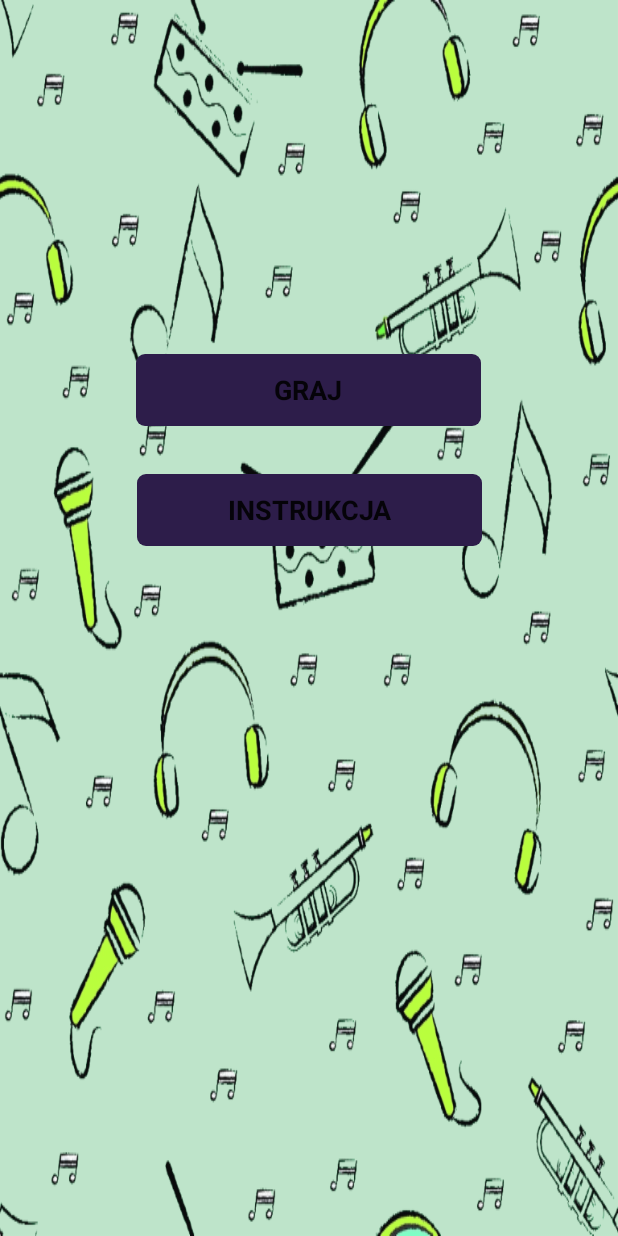
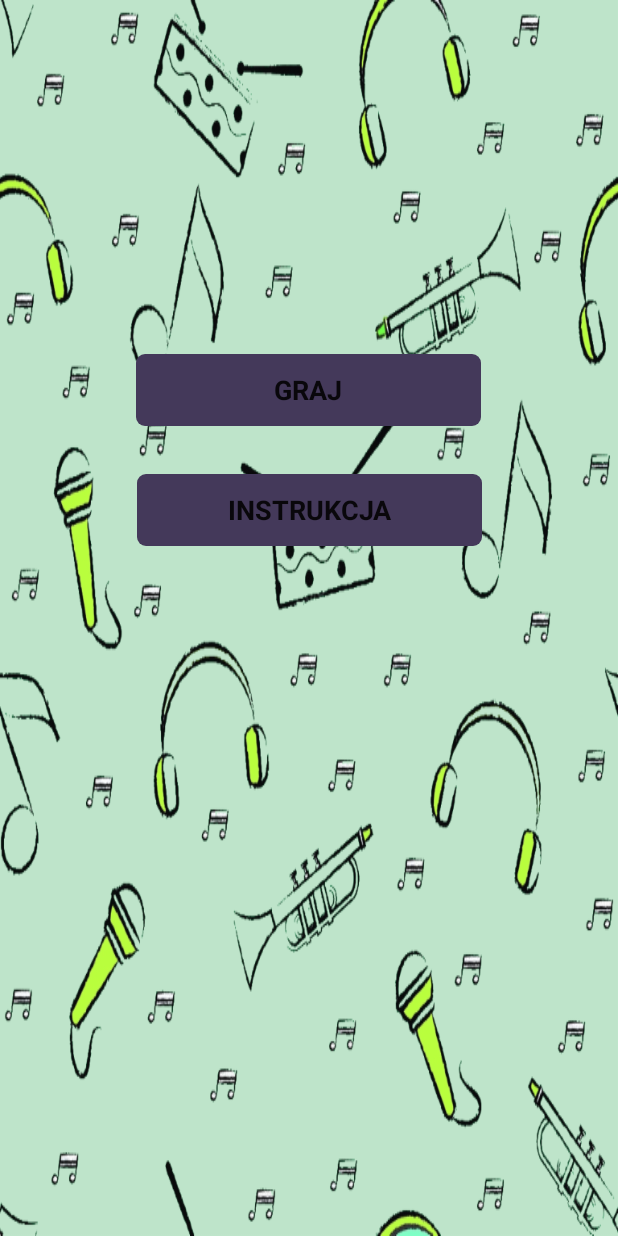
Before and after one commit to stillnoidea/GuessTheFairyTale, an Android app: the layout activity_main.xml on its own in the app's theme, with its tools: preview values and no code run, on a phone screen of 412 x 824 dp. Run offline under Robolectric (Android 15) with nearby library versions, the phone set to English and light mode, and no system bars; Roboto replaces fonts that are not available here.

Commit message:
Changed color of main buttons due to colors changes

```diff
--- a/app/src/main/res/drawable/main_button.xml
+++ b/app/src/main/res/drawable/main_button.xml
@@ -1,5 +1,5 @@
 <?xml version="1.0" encoding="utf-8"?>
 <shape xmlns:android="http://schemas.android.com/apk/res/android"
-       android:shape="rectangle" android:tint="@color/colorAccentDark">
+       android:shape="rectangle" android:tint="@color/colorAccent">
     <corners android:radius="6dp"/>
 </shape>
```
